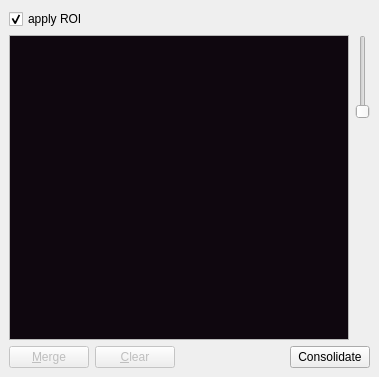
Before: the Qt Designer form gui/docks/labeldock.ui in gerbilvis/gerbil, drawn with Qt 5.
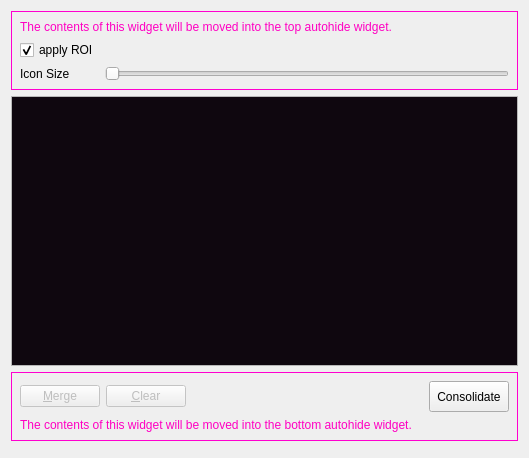
After: the same form once the commit is applied. Icons and pictures are not drawn.

Commit message: labeldock autohide widgets. contains HACKs

```diff
--- a/gui/docks/labeldock.ui
+++ b/gui/docks/labeldock.ui
@@ -1,21 +1,451 @@
 <?xml version="1.0" encoding="UTF-8"?>
 <ui version="4.0">
  <class>LabelDock</class>
- <widget class="QDockWidget" name="LabelDock">
+ <widget class="QWidget" name="LabelDock">
   <property name="geometry">
    <rect>
     <x>0</x>
     <y>0</y>
-    <width>379</width>
-    <height>377</height>
+    <width>529</width>
+    <height>458</height>
    </rect>
   </property>
   <property name="windowTitle">
    <string>Labels</string>
   </property>
-  <widget class="QWidget" name="dockWidgetContents">
-   <layout class="QGridLayout" name="gridLayout">
+  <layout class="QGridLayout" name="gridLayout_3">
     <item row="0" column="0">
+    <widget class="QWidget" name="autoHideTop" native="true">
+     <property name="styleSheet">
+      <string notr="true">#autoHideTop {border: 1px solid rgb(255, 0, 207) }</string>
+     </property>
+     <layout class="QGridLayout" name="gridLayout_2">
+      <item row="0" column="0" colspan="2">
+       <widget class="QLabel" name="ahwidgetTopNoteLabel">
+        <property name="palette">
+         <palette>
+          <active>
+           <colorrole role="WindowText">
+            <brush brushstyle="SolidPattern">
+             <color alpha="255">
+              <red>255</red>
+              <green>0</green>
+              <blue>194</blue>
+             </color>
+            </brush>
+           </colorrole>
+           <colorrole role="Button">
+            <brush brushstyle="SolidPattern">
+             <color alpha="255">
+              <red>255</red>
+              <green>0</green>
+              <blue>216</blue>
+             </color>
+            </brush>
+           </colorrole>
+           <colorrole role="Light">
+            <brush brushstyle="SolidPattern">
+             <color alpha="255">
+              <red>255</red>
+              <green>127</green>
+              <blue>236</blue>
+             </color>
+            </brush>
+           </colorrole>
+           <colorrole role="Midlight">
+            <brush brushstyle="SolidPattern">
+             <color alpha="255">
+              <red>255</red>
+              <green>63</green>
+              <blue>226</blue>
+             </color>
+            </brush>
+           </colorrole>
+           <colorrole role="Dark">
+            <brush brushstyle="SolidPattern">
+             <color alpha="255">
+              <red>127</red>
+              <green>0</green>
+              <blue>108</blue>
+             </color>
+            </brush>
+           </colorrole>
+           <colorrole role="Mid">
+            <brush brushstyle="SolidPattern">
+             <color alpha="255">
+              <red>170</red>
+              <green>0</green>
+              <blue>144</blue>
+             </color>
+            </brush>
+           </colorrole>
+           <colorrole role="Text">
+            <brush brushstyle="SolidPattern">
+             <color alpha="255">
+              <red>0</red>
+              <green>0</green>
+              <blue>0</blue>
+             </color>
+            </brush>
+           </colorrole>
+           <colorrole role="BrightText">
+            <brush brushstyle="SolidPattern">
+             <color alpha="255">
+              <red>255</red>
+              <green>255</green>
+              <blue>255</blue>
+             </color>
+            </brush>
+           </colorrole>
+           <colorrole role="ButtonText">
+            <brush brushstyle="SolidPattern">
+             <color alpha="255">
+              <red>0</red>
+              <green>0</green>
+              <blue>0</blue>
+             </color>
+            </brush>
+           </colorrole>
+           <colorrole role="Base">
+            <brush brushstyle="SolidPattern">
+             <color alpha="255">
+              <red>255</red>
+              <green>255</green>
+              <blue>255</blue>
+             </color>
+            </brush>
+           </colorrole>
+           <colorrole role="Window">
+            <brush brushstyle="SolidPattern">
+             <color alpha="255">
+              <red>255</red>
+              <green>0</green>
+              <blue>216</blue>
+             </color>
+            </brush>
+           </colorrole>
+           <colorrole role="Shadow">
+            <brush brushstyle="SolidPattern">
+             <color alpha="255">
+              <red>0</red>
+              <green>0</green>
+              <blue>0</blue>
+             </color>
+            </brush>
+           </colorrole>
+           <colorrole role="AlternateBase">
+            <brush brushstyle="SolidPattern">
+             <color alpha="255">
+              <red>255</red>
+              <green>127</green>
+              <blue>235</blue>
+             </color>
+            </brush>
+           </colorrole>
+           <colorrole role="ToolTipBase">
+            <brush brushstyle="SolidPattern">
+             <color alpha="255">
+              <red>255</red>
+              <green>255</green>
+              <blue>220</blue>
+             </color>
+            </brush>
+           </colorrole>
+           <colorrole role="ToolTipText">
+            <brush brushstyle="SolidPattern">
+             <color alpha="255">
+              <red>0</red>
+              <green>0</green>
+              <blue>0</blue>
+             </color>
+            </brush>
+           </colorrole>
+          </active>
+          <inactive>
+           <colorrole role="WindowText">
+            <brush brushstyle="SolidPattern">
+             <color alpha="255">
+              <red>255</red>
+              <green>0</green>
+              <blue>194</blue>
+             </color>
+            </brush>
+           </colorrole>
+           <colorrole role="Button">
+            <brush brushstyle="SolidPattern">
+             <color alpha="255">
+              <red>255</red>
+              <green>0</green>
+              <blue>216</blue>
+             </color>
+            </brush>
+           </colorrole>
+           <colorrole role="Light">
+            <brush brushstyle="SolidPattern">
+             <color alpha="255">
+              <red>255</red>
+              <green>127</green>
+              <blue>236</blue>
+             </color>
+            </brush>
+           </colorrole>
+           <colorrole role="Midlight">
+            <brush brushstyle="SolidPattern">
+             <color alpha="255">
+              <red>255</red>
+              <green>63</green>
+              <blue>226</blue>
+             </color>
+            </brush>
+           </colorrole>
+           <colorrole role="Dark">
+            <brush brushstyle="SolidPattern">
+             <color alpha="255">
+              <red>127</red>
+              <green>0</green>
+              <blue>108</blue>
+             </color>
+            </brush>
+           </colorrole>
+           <colorrole role="Mid">
+            <brush brushstyle="SolidPattern">
+             <color alpha="255">
+              <red>170</red>
+              <green>0</green>
+              <blue>144</blue>
+             </color>
+            </brush>
+           </colorrole>
+           <colorrole role="Text">
+            <brush brushstyle="SolidPattern">
+             <color alpha="255">
+              <red>0</red>
+              <green>0</green>
+              <blue>0</blue>
+             </color>
+            </brush>
+           </colorrole>
+           <colorrole role="BrightText">
+            <brush brushstyle="SolidPattern">
+             <color alpha="255">
+              <red>255</red>
+              <green>255</green>
+              <blue>255</blue>
+             </color>
+            </brush>
+           </colorrole>
+           <colorrole role="ButtonText">
+            <brush brushstyle="SolidPattern">
+             <color alpha="255">
+              <red>0</red>
+              <green>0</green>
+              <blue>0</blue>
+             </color>
+            </brush>
+           </colorrole>
+           <colorrole role="Base">
+            <brush brushstyle="SolidPattern">
+             <color alpha="255">
+              <red>255</red>
+              <green>255</green>
+              <blue>255</blue>
+             </color>
+            </brush>
+           </colorrole>
+           <colorrole role="Window">
+            <brush brushstyle="SolidPattern">
+             <color alpha="255">
+              <red>255</red>
+              <green>0</green>
+              <blue>216</blue>
+             </color>
+            </brush>
+           </colorrole>
+           <colorrole role="Shadow">
+            <brush brushstyle="SolidPattern">
+             <color alpha="255">
+              <red>0</red>
+              <green>0</green>
+              <blue>0</blue>
+             </color>
+            </brush>
+           </colorrole>
+           <colorrole role="AlternateBase">
+            <brush brushstyle="SolidPattern">
+             <color alpha="255">
+              <red>255</red>
+              <green>127</green>
+              <blue>235</blue>
+             </color>
+            </brush>
+           </colorrole>
+           <colorrole role="ToolTipBase">
+            <brush brushstyle="SolidPattern">
+             <color alpha="255">
+              <red>255</red>
+              <green>255</green>
+              <blue>220</blue>
+             </color>
+            </brush>
+           </colorrole>
+           <colorrole role="ToolTipText">
+            <brush brushstyle="SolidPattern">
+             <color alpha="255">
+              <red>0</red>
+              <green>0</green>
+              <blue>0</blue>
+             </color>
+            </brush>
+           </colorrole>
+          </inactive>
+          <disabled>
+           <colorrole role="WindowText">
+            <brush brushstyle="SolidPattern">
+             <color alpha="255">
+              <red>127</red>
+              <green>0</green>
+              <blue>108</blue>
+             </color>
+            </brush>
+           </colorrole>
+           <colorrole role="Button">
+            <brush brushstyle="SolidPattern">
+             <color alpha="255">
+              <red>255</red>
+              <green>0</green>
+              <blue>216</blue>
+             </color>
+            </brush>
+           </colorrole>
+           <colorrole role="Light">
+            <brush brushstyle="SolidPattern">
+             <color alpha="255">
+              <red>255</red>
+              <green>127</green>
+              <blue>236</blue>
+             </color>
+            </brush>
+           </colorrole>
+           <colorrole role="Midlight">
+            <brush brushstyle="SolidPattern">
+             <color alpha="255">
+              <red>255</red>
+              <green>63</green>
+              <blue>226</blue>
+             </color>
+            </brush>
+           </colorrole>
+           <colorrole role="Dark">
+            <brush brushstyle="SolidPattern">
+             <color alpha="255">
+              <red>127</red>
+              <green>0</green>
+              <blue>108</blue>
+             </color>
+            </brush>
+           </colorrole>
+           <colorrole role="Mid">
+            <brush brushstyle="SolidPattern">
+             <color alpha="255">
+              <red>170</red>
+              <green>0</green>
+              <blue>144</blue>
+             </color>
+            </brush>
+           </colorrole>
+           <colorrole role="Text">
+            <brush brushstyle="SolidPattern">
+             <color alpha="255">
+              <red>127</red>
+              <green>0</green>
+              <blue>108</blue>
+             </color>
+            </brush>
+           </colorrole>
+           <colorrole role="BrightText">
+            <brush brushstyle="SolidPattern">
+             <color alpha="255">
+              <red>255</red>
+              <green>255</green>
+              <blue>255</blue>
+             </color>
+            </brush>
+           </colorrole>
+           <colorrole role="ButtonText">
+            <brush brushstyle="SolidPattern">
+             <color alpha="255">
+              <red>127</red>
+              <green>0</green>
+              <blue>108</blue>
+             </color>
+            </brush>
+           </colorrole>
+           <colorrole role="Base">
+            <brush brushstyle="SolidPattern">
+             <color alpha="255">
+              <red>255</red>
+              <green>0</green>
+              <blue>216</blue>
+             </color>
+            </brush>
+           </colorrole>
+           <colorrole role="Window">
+            <brush brushstyle="SolidPattern">
+             <color alpha="255">
+              <red>255</red>
+              <green>0</green>
+              <blue>216</blue>
+             </color>
+            </brush>
+           </colorrole>
+           <colorrole role="Shadow">
+            <brush brushstyle="SolidPattern">
+             <color alpha="255">
+              <red>0</red>
+              <green>0</green>
+              <blue>0</blue>
+             </color>
+            </brush>
+           </colorrole>
+           <colorrole role="AlternateBase">
+            <brush brushstyle="SolidPattern">
+             <color alpha="255">
+              <red>255</red>
+              <green>0</green>
+              <blue>216</blue>
+             </color>
+            </brush>
+           </colorrole>
+           <colorrole role="ToolTipBase">
+            <brush brushstyle="SolidPattern">
+             <color alpha="255">
+              <red>255</red>
+              <green>255</green>
+              <blue>220</blue>
+             </color>
+            </brush>
+           </colorrole>
+           <colorrole role="ToolTipText">
+            <brush brushstyle="SolidPattern">
+             <color alpha="255">
+              <red>0</red>
+              <green>0</green>
+              <blue>0</blue>
+             </color>
+            </brush>
+           </colorrole>
+          </disabled>
+         </palette>
+        </property>
+        <property name="text">
+         <string>The contents of this widget will be moved into the top autohide widget.</string>
+        </property>
+        <property name="wordWrap">
+         <bool>true</bool>
+        </property>
+       </widget>
+      </item>
+      <item row="1" column="0">
      <widget class="QCheckBox" name="applyROI">
       <property name="toolTip">
        <string>Show label mask icons for ROI.</string>
@@ -28,9 +458,55 @@
       </property>
      </widget>
     </item>
+      <item row="1" column="1">
+       <spacer name="horizontalSpacer_2">
+        <property name="orientation">
+         <enum>Qt::Horizontal</enum>
+        </property>
+        <property name="sizeHint" stdset="0">
+         <size>
+          <width>342</width>
+          <height>17</height>
+         </size>
+        </property>
+       </spacer>
+      </item>
+      <item row="2" column="0">
+       <widget class="QLabel" name="label">
+        <property name="text">
+         <string>Icon Size</string>
+        </property>
+       </widget>
+      </item>
+      <item row="2" column="1">
+       <widget class="QSlider" name="sizeSlider">
+        <property name="sizePolicy">
+         <sizepolicy hsizetype="MinimumExpanding" vsizetype="Preferred">
+          <horstretch>0</horstretch>
+          <verstretch>0</verstretch>
+         </sizepolicy>
+        </property>
+        <property name="minimum">
+         <number>32</number>
+        </property>
+        <property name="maximum">
+         <number>256</number>
+        </property>
+        <property name="singleStep">
+         <number>2</number>
+        </property>
+        <property name="pageStep">
+         <number>16</number>
+        </property>
+        <property name="orientation">
+         <enum>Qt::Horizontal</enum>
+        </property>
+       </widget>
+      </item>
+     </layout>
+    </widget>
+   </item>
     <item row="1" column="0">
-     <layout class="QHBoxLayout" name="horizontalLayout_2">
-      <item>
        <widget class="QListView" name="labelView">
         <property name="palette">
          <palette>
@@ -125,87 +601,13 @@
         </property>
        </widget>
       </item>
-      <item>
-       <layout class="QVBoxLayout" name="verticalLayout">
-        <property name="spacing">
-         <number>0</number>
-        </property>
-        <item>
-         <widget class="QSlider" name="sizeSlider">
-          <property name="sizePolicy">
-           <sizepolicy hsizetype="Fixed" vsizetype="Preferred">
-            <horstretch>0</horstretch>
-            <verstretch>0</verstretch>
-           </sizepolicy>
-          </property>
-          <property name="minimum">
-           <number>32</number>
-          </property>
-          <property name="maximum">
-           <number>128</number>
-          </property>
-          <property name="singleStep">
-           <number>2</number>
-          </property>
-          <property name="pageStep">
-           <number>16</number>
-          </property>
-          <property name="orientation">
-           <enum>Qt::Vertical</enum>
-          </property>
-         </widget>
-        </item>
-        <item>
-         <spacer name="verticalSpacer">
-          <property name="orientation">
-           <enum>Qt::Vertical</enum>
-          </property>
-          <property name="sizeHint" stdset="0">
-           <size>
-            <width>0</width>
-            <height>40</height>
-           </size>
-          </property>
-         </spacer>
-        </item>
-       </layout>
-      </item>
-     </layout>
-    </item>
     <item row="2" column="0">
-     <widget class="QWidget" name="widget" native="true">
-      <layout class="QHBoxLayout" name="horizontalLayout">
-       <property name="leftMargin">
-        <number>0</number>
-       </property>
-       <property name="topMargin">
-        <number>0</number>
-       </property>
-       <property name="rightMargin">
-        <number>0</number>
-       </property>
-       <property name="bottomMargin">
-        <number>0</number>
-       </property>
-       <item>
-        <widget class="QPushButton" name="mergeBtn">
-         <property name="enabled">
-          <bool>false</bool>
-         </property>
-         <property name="toolTip">
-          <string>Merge selected labels.</string>
-         </property>
-         <property name="text">
-          <string>&amp;Merge</string>
-         </property>
-         <property name="icon">
-          <iconset theme="edit-copy">
-           <normaloff/>
-          </iconset>
-         </property>
-        </widget>
-       </item>
-       <item>
+    <widget class="QWidget" name="autoHideBottom" native="true">
+     <property name="styleSheet">
+      <string notr="true">#autoHideBottom {border: 1px solid rgb(255, 0, 207) }</string>
+     </property>
+     <layout class="QGridLayout" name="gridLayout">
+      <item row="0" column="1">
         <widget class="QPushButton" name="delBtn">
          <property name="enabled">
           <bool>false</bool>
@@ -223,20 +625,7 @@
          </property>
         </widget>
        </item>
-       <item>
-        <spacer name="horizontalSpacer">
-         <property name="orientation">
-          <enum>Qt::Horizontal</enum>
-         </property>
-         <property name="sizeHint" stdset="0">
-          <size>
-           <width>0</width>
-           <height>0</height>
-          </size>
-         </property>
-        </spacer>
-       </item>
-       <item>
+      <item row="0" column="3">
         <widget class="QPushButton" name="consolidateBtn">
          <property name="sizePolicy">
           <sizepolicy hsizetype="Minimum" vsizetype="Preferred">
@@ -252,11 +641,484 @@
          </property>
         </widget>
        </item>
+      <item row="0" column="0">
+       <widget class="QPushButton" name="mergeBtn">
+        <property name="enabled">
+         <bool>false</bool>
+        </property>
+        <property name="toolTip">
+         <string>Merge selected labels.</string>
+        </property>
+        <property name="text">
+         <string>&amp;Merge</string>
+        </property>
+        <property name="icon">
+         <iconset theme="edit-copy">
+          <normaloff/>
+         </iconset>
+        </property>
+       </widget>
+      </item>
+      <item row="0" column="2">
+       <spacer name="horizontalSpacer">
+        <property name="orientation">
+         <enum>Qt::Horizontal</enum>
+        </property>
+        <property name="sizeHint" stdset="0">
+         <size>
+          <width>208</width>
+          <height>31</height>
+         </size>
+        </property>
+       </spacer>
+      </item>
+      <item row="1" column="0" colspan="4">
+       <widget class="QLabel" name="ahwidgetBottomNoteLabel">
+        <property name="palette">
+         <palette>
+          <active>
+           <colorrole role="WindowText">
+            <brush brushstyle="SolidPattern">
+             <color alpha="255">
+              <red>255</red>
+              <green>0</green>
+              <blue>194</blue>
+             </color>
+            </brush>
+           </colorrole>
+           <colorrole role="Button">
+            <brush brushstyle="SolidPattern">
+             <color alpha="255">
+              <red>255</red>
+              <green>0</green>
+              <blue>216</blue>
+             </color>
+            </brush>
+           </colorrole>
+           <colorrole role="Light">
+            <brush brushstyle="SolidPattern">
+             <color alpha="255">
+              <red>255</red>
+              <green>127</green>
+              <blue>236</blue>
+             </color>
+            </brush>
+           </colorrole>
+           <colorrole role="Midlight">
+            <brush brushstyle="SolidPattern">
+             <color alpha="255">
+              <red>255</red>
+              <green>63</green>
+              <blue>226</blue>
+             </color>
+            </brush>
+           </colorrole>
+           <colorrole role="Dark">
+            <brush brushstyle="SolidPattern">
+             <color alpha="255">
+              <red>127</red>
+              <green>0</green>
+              <blue>108</blue>
+             </color>
+            </brush>
+           </colorrole>
+           <colorrole role="Mid">
+            <brush brushstyle="SolidPattern">
+             <color alpha="255">
+              <red>170</red>
+              <green>0</green>
+              <blue>144</blue>
+             </color>
+            </brush>
+           </colorrole>
+           <colorrole role="Text">
+            <brush brushstyle="SolidPattern">
+             <color alpha="255">
+              <red>0</red>
+              <green>0</green>
+              <blue>0</blue>
+             </color>
+            </brush>
+           </colorrole>
+           <colorrole role="BrightText">
+            <brush brushstyle="SolidPattern">
+             <color alpha="255">
+              <red>255</red>
+              <green>255</green>
+              <blue>255</blue>
+             </color>
+            </brush>
+           </colorrole>
+           <colorrole role="ButtonText">
+            <brush brushstyle="SolidPattern">
+             <color alpha="255">
+              <red>0</red>
+              <green>0</green>
+              <blue>0</blue>
+             </color>
+            </brush>
+           </colorrole>
+           <colorrole role="Base">
+            <brush brushstyle="SolidPattern">
+             <color alpha="255">
+              <red>255</red>
+              <green>255</green>
+              <blue>255</blue>
+             </color>
+            </brush>
+           </colorrole>
+           <colorrole role="Window">
+            <brush brushstyle="SolidPattern">
+             <color alpha="255">
+              <red>255</red>
+              <green>0</green>
+              <blue>216</blue>
+             </color>
+            </brush>
+           </colorrole>
+           <colorrole role="Shadow">
+            <brush brushstyle="SolidPattern">
+             <color alpha="255">
+              <red>0</red>
+              <green>0</green>
+              <blue>0</blue>
+             </color>
+            </brush>
+           </colorrole>
+           <colorrole role="AlternateBase">
+            <brush brushstyle="SolidPattern">
+             <color alpha="255">
+              <red>255</red>
+              <green>127</green>
+              <blue>235</blue>
+             </color>
+            </brush>
+           </colorrole>
+           <colorrole role="ToolTipBase">
+            <brush brushstyle="SolidPattern">
+             <color alpha="255">
+              <red>255</red>
+              <green>255</green>
+              <blue>220</blue>
+             </color>
+            </brush>
+           </colorrole>
+           <colorrole role="ToolTipText">
+            <brush brushstyle="SolidPattern">
+             <color alpha="255">
+              <red>0</red>
+              <green>0</green>
+              <blue>0</blue>
+             </color>
+            </brush>
+           </colorrole>
+          </active>
+          <inactive>
+           <colorrole role="WindowText">
+            <brush brushstyle="SolidPattern">
+             <color alpha="255">
+              <red>255</red>
+              <green>0</green>
+              <blue>194</blue>
+             </color>
+            </brush>
+           </colorrole>
+           <colorrole role="Button">
+            <brush brushstyle="SolidPattern">
+             <color alpha="255">
+              <red>255</red>
+              <green>0</green>
+              <blue>216</blue>
+             </color>
+            </brush>
+           </colorrole>
+           <colorrole role="Light">
+            <brush brushstyle="SolidPattern">
+             <color alpha="255">
+              <red>255</red>
+              <green>127</green>
+              <blue>236</blue>
+             </color>
+            </brush>
+           </colorrole>
+           <colorrole role="Midlight">
+            <brush brushstyle="SolidPattern">
+             <color alpha="255">
+              <red>255</red>
+              <green>63</green>
+              <blue>226</blue>
+             </color>
+            </brush>
+           </colorrole>
+           <colorrole role="Dark">
+            <brush brushstyle="SolidPattern">
+             <color alpha="255">
+              <red>127</red>
+              <green>0</green>
+              <blue>108</blue>
+             </color>
+            </brush>
+           </colorrole>
+           <colorrole role="Mid">
+            <brush brushstyle="SolidPattern">
+             <color alpha="255">
+              <red>170</red>
+              <green>0</green>
+              <blue>144</blue>
+             </color>
+            </brush>
+           </colorrole>
+           <colorrole role="Text">
+            <brush brushstyle="SolidPattern">
+             <color alpha="255">
+              <red>0</red>
+              <green>0</green>
+              <blue>0</blue>
+             </color>
+            </brush>
+           </colorrole>
+           <colorrole role="BrightText">
+            <brush brushstyle="SolidPattern">
+             <color alpha="255">
+              <red>255</red>
+              <green>255</green>
+              <blue>255</blue>
+             </color>
+            </brush>
+           </colorrole>
+           <colorrole role="ButtonText">
+            <brush brushstyle="SolidPattern">
+             <color alpha="255">
+              <red>0</red>
+              <green>0</green>
+              <blue>0</blue>
+             </color>
+            </brush>
+           </colorrole>
+           <colorrole role="Base">
+            <brush brushstyle="SolidPattern">
+             <color alpha="255">
+              <red>255</red>
+              <green>255</green>
+              <blue>255</blue>
+             </color>
+            </brush>
+           </colorrole>
+           <colorrole role="Window">
+            <brush brushstyle="SolidPattern">
+             <color alpha="255">
+              <red>255</red>
+              <green>0</green>
+              <blue>216</blue>
+             </color>
+            </brush>
+           </colorrole>
+           <colorrole role="Shadow">
+            <brush brushstyle="SolidPattern">
+             <color alpha="255">
+              <red>0</red>
+              <green>0</green>
+              <blue>0</blue>
+             </color>
+            </brush>
+           </colorrole>
+           <colorrole role="AlternateBase">
+            <brush brushstyle="SolidPattern">
+             <color alpha="255">
+              <red>255</red>
+              <green>127</green>
+              <blue>235</blue>
+             </color>
+            </brush>
+           </colorrole>
+           <colorrole role="ToolTipBase">
+            <brush brushstyle="SolidPattern">
+             <color alpha="255">
+              <red>255</red>
+              <green>255</green>
+              <blue>220</blue>
+             </color>
+            </brush>
+           </colorrole>
+           <colorrole role="ToolTipText">
+            <brush brushstyle="SolidPattern">
+             <color alpha="255">
+              <red>0</red>
+              <green>0</green>
+              <blue>0</blue>
+             </color>
+            </brush>
+           </colorrole>
+          </inactive>
+          <disabled>
+           <colorrole role="WindowText">
+            <brush brushstyle="SolidPattern">
+             <color alpha="255">
+              <red>127</red>
+              <green>0</green>
+              <blue>108</blue>
+             </color>
+            </brush>
+           </colorrole>
+           <colorrole role="Button">
+            <brush brushstyle="SolidPattern">
+             <color alpha="255">
+              <red>255</red>
+              <green>0</green>
+              <blue>216</blue>
+             </color>
+            </brush>
+           </colorrole>
+           <colorrole role="Light">
+            <brush brushstyle="SolidPattern">
+             <color alpha="255">
+              <red>255</red>
+              <green>127</green>
+              <blue>236</blue>
+             </color>
+            </brush>
+           </colorrole>
+           <colorrole role="Midlight">
+            <brush brushstyle="SolidPattern">
+             <color alpha="255">
+              <red>255</red>
+              <green>63</green>
+              <blue>226</blue>
+             </color>
+            </brush>
+           </colorrole>
+           <colorrole role="Dark">
+            <brush brushstyle="SolidPattern">
+             <color alpha="255">
+              <red>127</red>
+              <green>0</green>
+              <blue>108</blue>
+             </color>
+            </brush>
+           </colorrole>
+           <colorrole role="Mid">
+            <brush brushstyle="SolidPattern">
+             <color alpha="255">
+              <red>170</red>
+              <green>0</green>
+              <blue>144</blue>
+             </color>
+            </brush>
+           </colorrole>
+           <colorrole role="Text">
+            <brush brushstyle="SolidPattern">
+             <color alpha="255">
+              <red>127</red>
+              <green>0</green>
+              <blue>108</blue>
+             </color>
+            </brush>
+           </colorrole>
+           <colorrole role="BrightText">
+            <brush brushstyle="SolidPattern">
+             <color alpha="255">
+              <red>255</red>
+              <green>255</green>
+              <blue>255</blue>
+             </color>
+            </brush>
+           </colorrole>
+           <colorrole role="ButtonText">
+            <brush brushstyle="SolidPattern">
+             <color alpha="255">
+              <red>127</red>
+              <green>0</green>
+              <blue>108</blue>
+             </color>
+            </brush>
+           </colorrole>
+           <colorrole role="Base">
+            <brush brushstyle="SolidPattern">
+             <color alpha="255">
+              <red>255</red>
+              <green>0</green>
+              <blue>216</blue>
+             </color>
+            </brush>
+           </colorrole>
+           <colorrole role="Window">
+            <brush brushstyle="SolidPattern">
+             <color alpha="255">
+              <red>255</red>
+              <green>0</green>
+              <blue>216</blue>
+             </color>
+            </brush>
+           </colorrole>
+           <colorrole role="Shadow">
+            <brush brushstyle="SolidPattern">
+             <color alpha="255">
+              <red>0</red>
+              <green>0</green>
+              <blue>0</blue>
+             </color>
+            </brush>
+           </colorrole>
+           <colorrole role="AlternateBase">
+            <brush brushstyle="SolidPattern">
+             <color alpha="255">
+              <red>255</red>
+              <green>0</green>
+              <blue>216</blue>
+             </color>
+            </brush>
+           </colorrole>
+           <colorrole role="ToolTipBase">
+            <brush brushstyle="SolidPattern">
+             <color alpha="255">
+              <red>255</red>
+              <green>255</green>
+              <blue>220</blue>
+             </color>
+            </brush>
+           </colorrole>
+           <colorrole role="ToolTipText">
+            <brush brushstyle="SolidPattern">
+             <color alpha="255">
+              <red>0</red>
+              <green>0</green>
+              <blue>0</blue>
+             </color>
+            </brush>
+           </colorrole>
+          </disabled>
+         </palette>
+        </property>
+        <property name="text">
+         <string>The contents of this widget will be moved into the bottom autohide widget.</string>
+        </property>
+        <property name="wordWrap">
+         <bool>true</bool>
+        </property>
+       </widget>
+      </item>
       </layout>
      </widget>
     </item>
-   </layout>
-  </widget>
+   <item row="3" column="0">
+    <widget class="QWidget" name="widget" native="true">
+     <layout class="QHBoxLayout" name="horizontalLayout">
+      <property name="leftMargin">
+       <number>0</number>
+      </property>
+      <property name="topMargin">
+       <number>0</number>
+      </property>
+      <property name="rightMargin">
+       <number>0</number>
+      </property>
+      <property name="bottomMargin">
+       <number>0</number>
+      </property>
+     </layout>
+    </widget>
+   </item>
+  </layout>
  </widget>
  <resources/>
  <connections/>
```
Left out of the diff: 2 changed lines with no effect on the pictures. Lines whose indentation alone changed are shown as unchanged. The commit also changes 2 other files.
